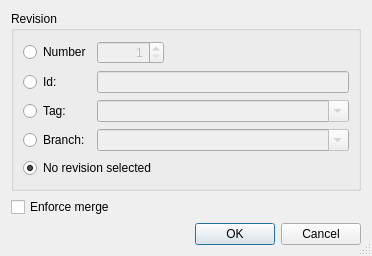
Old version of the form Plugins/VcsPlugins/vcsMercurial/HgMergeDialog.ui in the repository testmana2/test.
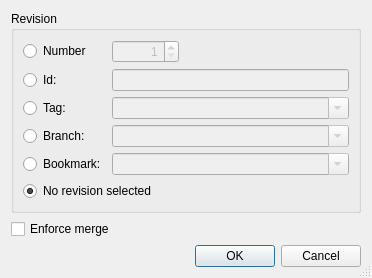
New version of the form.

Commit message: Continued with Mercurial bookmark support.

What changed in the file:
```diff
--- a/Plugins/VcsPlugins/vcsMercurial/HgMergeDialog.ui
+++ b/Plugins/VcsPlugins/vcsMercurial/HgMergeDialog.ui
@@ -7,7 +7,7 @@
     <x>0</x>
     <y>0</y>
     <width>372</width>
-    <height>256</height>
+    <height>249</height>
    </rect>
   </property>
   <property name="windowTitle">
@@ -131,7 +131,36 @@
         </property>
        </widget>
       </item>
-      <item row="4" column="0" colspan="3">
+      <item row="4" column="0">
+       <widget class="QRadioButton" name="bookmarkButton">
+        <property name="toolTip">
+         <string>Select to specify a revision by a bookmark</string>
+        </property>
+        <property name="text">
+         <string>Bookmark:</string>
+        </property>
+       </widget>
+      </item>
+      <item row="4" column="1" colspan="2">
+       <widget class="QComboBox" name="bookmarkCombo">
+        <property name="enabled">
+         <bool>false</bool>
+        </property>
+        <property name="sizePolicy">
+         <sizepolicy hsizetype="Expanding" vsizetype="Fixed">
+          <horstretch>0</horstretch>
+          <verstretch>0</verstretch>
+         </sizepolicy>
+        </property>
+        <property name="toolTip">
+         <string>Enter a bookmark name</string>
+        </property>
+        <property name="editable">
+         <bool>true</bool>
+        </property>
+       </widget>
+      </item>
+      <item row="5" column="0" colspan="3">
        <widget class="QRadioButton" name="noneButton">
         <property name="toolTip">
          <string>Select to not specify a specific revision</string>
```
Left out of the diff: 26 changed lines with no effect on the pictures. The commit also changes 17 other files.
